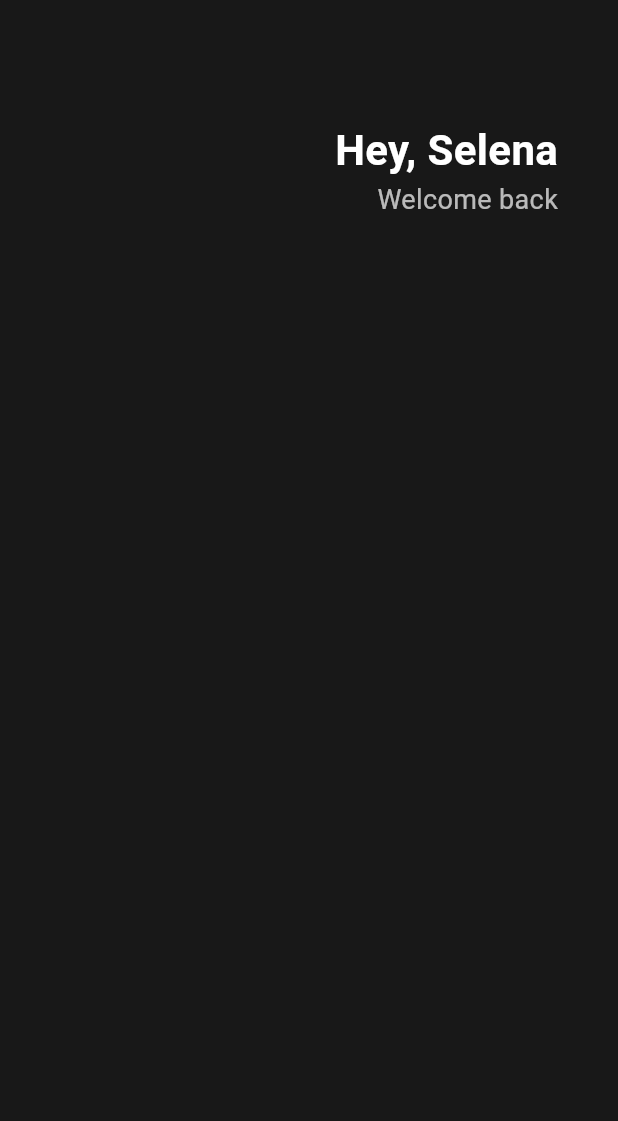
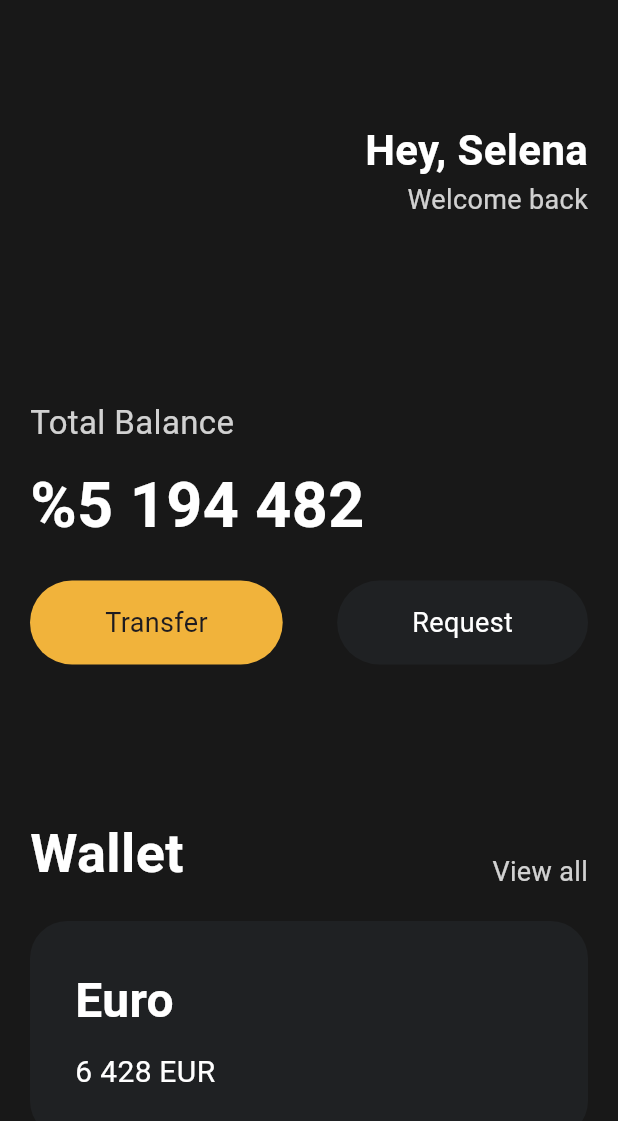
Before and after one commit to jung-jinyoung/TIL, a Flutter app: the screen it shows after launch, on a phone screen of 412 x 824 dp. Shown: the top 1121 px of the screen. Run offline on Flutter 3.47's test engine with Material 3 defaults, Android fonts, the phone set to English and light mode, and no system bars.

Commit message:
클론 코딩 : ~widget cycle)

```diff
--- a/App/study/clone_coding_webtoon/lib/main.dart
+++ b/App/study/clone_coding_webtoon/lib/main.dart
@@ -1,23 +1,30 @@
+import 'package:clone_coding_webtoon/widgets/Button.dart';
 import 'package:flutter/material.dart';
+import 'package:flutter/widgets.dart';
 
 void main() {
-  runApp(MyApp());
+  runApp(const MyApp());
 }
 
 class MyApp extends StatelessWidget {
+  const MyApp({super.key});
+
+
+
   @override
   Widget build(BuildContext context) {
     return MaterialApp(
       home: Scaffold(
-        backgroundColor: Color(0xFF181818),
+        backgroundColor: const Color(0xFF181818),
         body: Padding(
-          padding: EdgeInsets.symmetric(horizontal: 40),
+          padding: const EdgeInsets.symmetric(horizontal: 20),
           child: Column(
+            crossAxisAlignment: CrossAxisAlignment.start,
             children: [
-              SizedBox(
+              const SizedBox(
                 height: 80,
               ),
-              Row(
+              const Row(
                 mainAxisAlignment: MainAxisAlignment.end,
                 children: [
                   Column(
@@ -32,13 +39,135 @@ class MyApp extends StatelessWidget {
                       ),
                       Text('Welcome back',
                           style: TextStyle(
-                            color: Colors.white.withOpacity(0.7),
+                            color: Color.fromRGBO(255, 255, 255, 0.8),
                             fontSize: 18,
                           )),
                     ],
                   )
                 ],
-              )
+              ),
+              const SizedBox(
+                height: 120,
+                ),
+                Text('Total Balance',
+                style: TextStyle(
+                  fontSize:22,
+                  color: Colors.white.withOpacity(0.8)
+                ),),
+                const SizedBox(
+                  height: 10,
+                ),
+                const Text(
+                  '%5 194 482',
+                style: TextStyle(
+                  fontSize:42,
+                  fontWeight: FontWeight.w600,
+                  color: Colors.white
+                ),),
+                const SizedBox(height: 20,),
+                Row(
+                  mainAxisAlignment: MainAxisAlignment.spaceBetween,
+                  children: [
+                    const Button(text: 'Transfer', bgColor:Color(0xFFF1B33B)),
+                    Container(
+                      decoration: BoxDecoration(
+                        color: const Color(0xFF1F2123),
+                        borderRadius: BorderRadius.circular(45)
+                      ),
+                      child: const Padding(padding: EdgeInsets.symmetric(
+                        vertical: 15,
+                        horizontal: 50,
+                      ),
+                      child : Text('Request',
+                      style: TextStyle(
+                        fontSize: 18,
+                        color : Colors.white,
+                      ),)
+                      )
+                    )
+                  ],
+                ),
+              const SizedBox(
+                height: 100,
+              ),
+              Row(
+                crossAxisAlignment: CrossAxisAlignment.end,
+                mainAxisAlignment: MainAxisAlignment.spaceBetween,
+                children: [
+                  const Text(
+                    'Wallet',
+                    style : TextStyle(
+                      color : Colors.white,
+                      fontSize: 36,
+                      fontWeight: FontWeight.w600
+                    ),
+                    ),
+                    Text(
+                      'View all',
+                      style: TextStyle(
+                        color : Colors.white.withOpacity(0.8),
+                        fontSize: 18
+                      ),
+                    )
+                ],
+              ),
+            const SizedBox(
+              height: 20,
+            ),
+            Container(
+              decoration: BoxDecoration(
+                color : const Color(0xFF1F2123),
+                borderRadius: BorderRadius.circular(25)
+              ),
+              child : const Padding(
+                padding: EdgeInsets.all(30),
+                child : Row(
+                  children: [
+                    Column(
+                      crossAxisAlignment: CrossAxisAlignment.start,
+                      children: [
+                        Text(
+                          'Euro',
+                          style : TextStyle(
+                            color : Colors.white,
+                            fontSize:32,
+                            fontWeight: FontWeight.w600
+                          )
+                        ),
+                        SizedBox(
+                        height: 10,
+                        ),
+                        Row(
+                          children: [
+                            Text(
+                              '6 428',
+                              style: TextStyle(
+                              color : Colors.white,
+                              fontSize: 20
+                              ),
+                            ),
+                            SizedBox(
+                              width : 5,
+                            ),
+                            Text(
+                              'EUR',
+                              style : TextStyle(
+                              color : Colors.white,
+                              fontSize: 20,
+                              )
+                            )
+                          ],
+                        ),
+
+
+                      ],
+                    )
+                  ],
+                ))
+            ),
+
+
+
             ],
           ),
         ),
@@ -46,3 +175,45 @@ class MyApp extends StatelessWidget {
     );
   }
 }
+
+class App extends StatefulWidget {
+  const App({super.key});
+
+  @override
+  State<App> createState() => _AppState();
+}
+
+// UI 변경되는 부분
+class _AppState extends State<App> {
+  int counter = 0 ;
+  @override
+  Widget build(BuildContext context) {
+    return const Placeholder();
+  }
+}
+
+
+class MyButton extends StatelessWidget {
+  const MyButton({
+    super.key,
+  });
+
+  @override
+  Widget build(BuildContext context) {
+    return Container(
+      decoration: BoxDecoration(
+        color: Colors.amber,
+        borderRadius: BorderRadius.circular(45)
+      ),
+      child: const Padding(padding: EdgeInsets.symmetric(
+        vertical: 15,
+        horizontal: 50,
+      ),
+      child : Text('Tansfer',
+      style: TextStyle(
+        fontSize: 18,
+      ),)
+      )
+    );
+  }
+}
--- /dev/null
+++ b/App/study/clone_coding_webtoon/lib/widgets/Button.dart
@@ -0,0 +1,32 @@
+import 'package:flutter/material.dart';
+
+class Button extends StatelessWidget {
+  // const Butt({super.key});
+  final String text;
+  final Color bgColor;
+
+  const Button({super.key, required this.text, required this.bgColor});
+
+  // 생성자 함수
+
+
+  @override
+  Widget build(BuildContext context) {
+   return Container(
+      decoration: BoxDecoration(
+        color: bgColor,
+        borderRadius: BorderRadius.circular(45)
+      ),
+      child:Padding(
+        padding: const EdgeInsets.symmetric(
+        vertical: 15,
+        horizontal: 50,
+      ),
+      child : Text(text,
+      style: const TextStyle(
+        fontSize: 18,
+      ),)
+      )
+    );
+  }
+}
```
